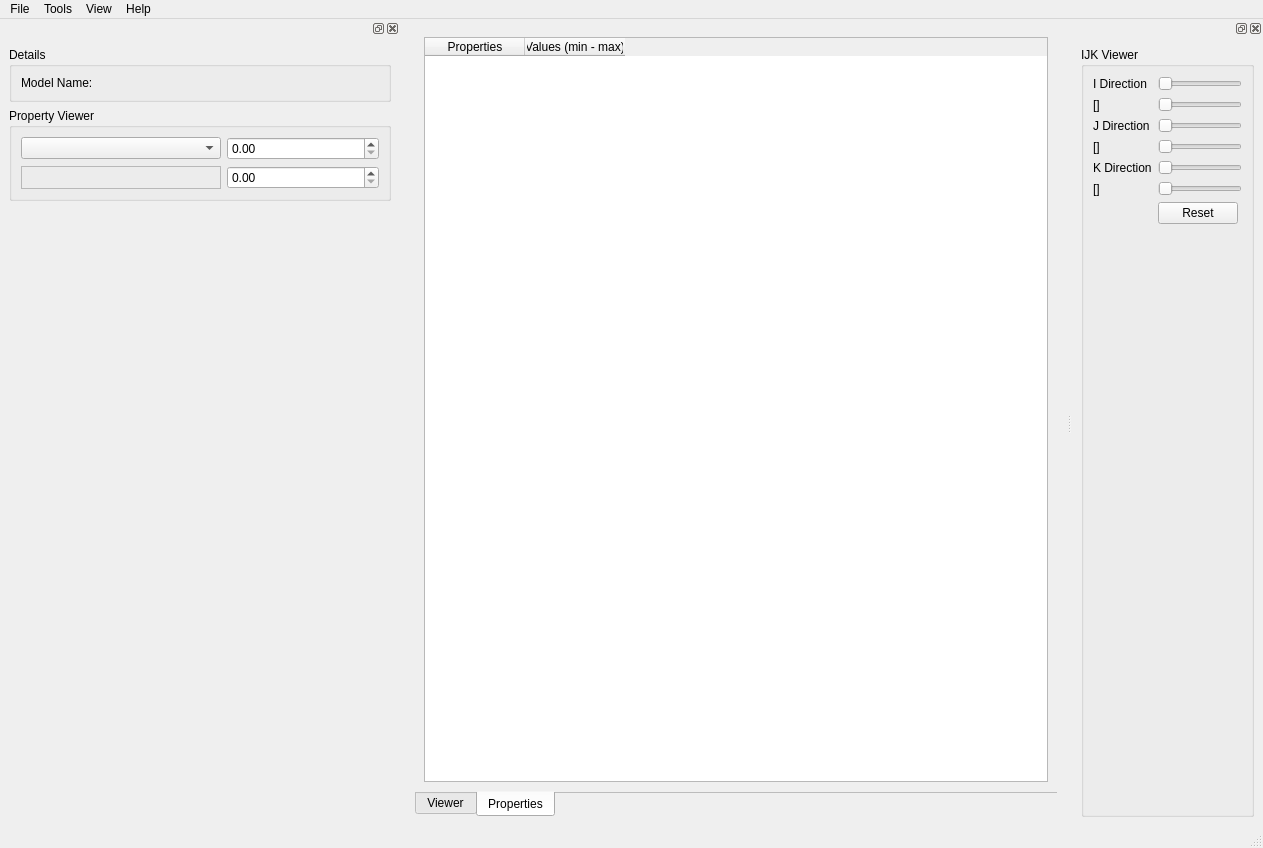
Qt form src/IRESCutaway/GUI/Qt/UI/IRESCutaway.ui (felipeCeler/irescutaway) before a commit.
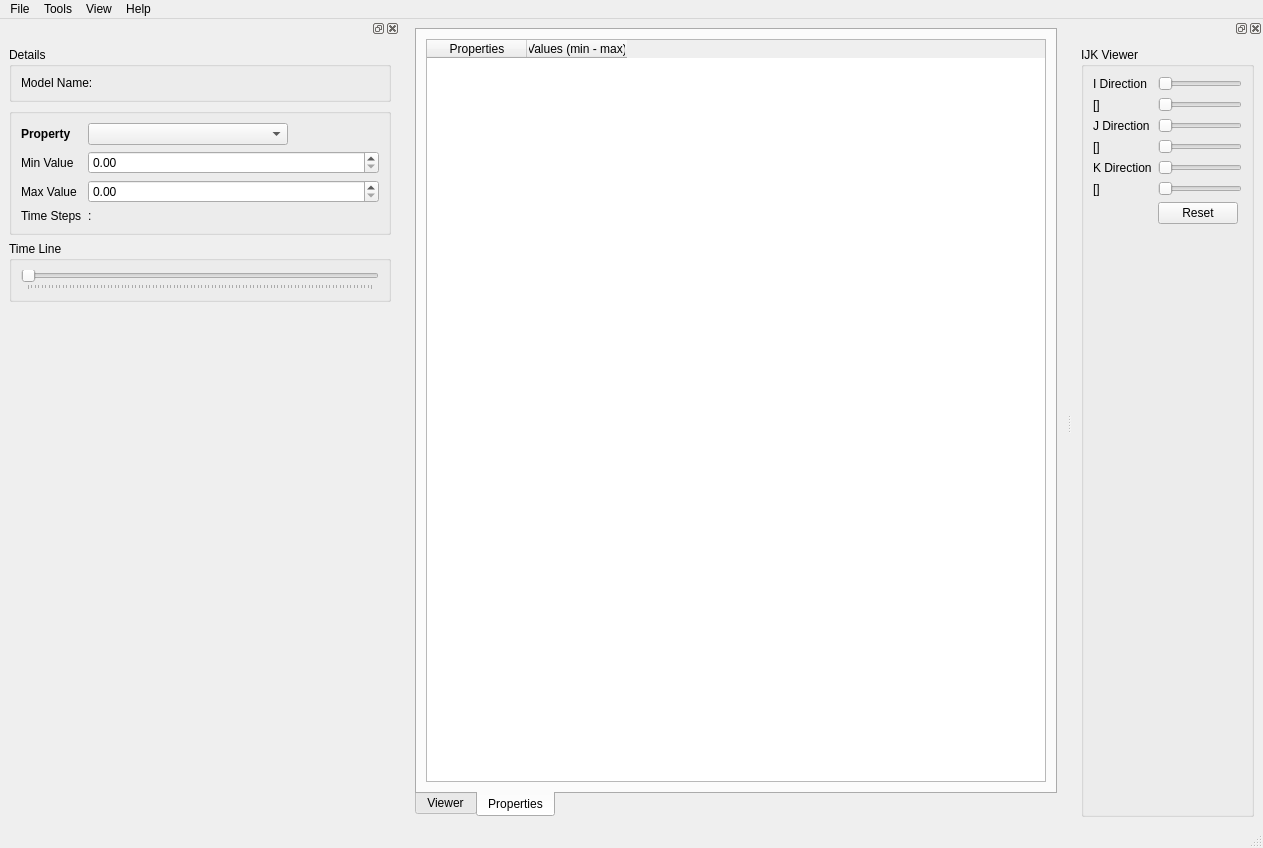
The same form after that commit. The open tabs and pages were chosen to show the change.

Diff of the .ui file:
```diff
--- a/src/IRESCutaway/GUI/Qt/UI/IRESCutaway.ui
+++ b/src/IRESCutaway/GUI/Qt/UI/IRESCutaway.ui
@@ -26,7 +26,10 @@
   <property name="dockNestingEnabled">
    <bool>false</bool>
   </property>
-  <widget class="QWidget" name="central_widget_">
+  <property name="dockOptions">
+   <set>QMainWindow::AllowNestedDocks|QMainWindow::AllowTabbedDocks|QMainWindow::AnimatedDocks</set>
+  </property>
+  <widget class="QWidget" name="centralWidget">
    <layout class="QVBoxLayout" name="verticalLayout">
     <item>
      <widget class="QTabWidget" name="tabWidget_">
@@ -43,10 +46,13 @@
        <enum>QTabWidget::Rounded</enum>
       </property>
       <property name="currentIndex">
-       <number>0</number>
+       <number>1</number>
+      </property>
+      <property name="usesScrollButtons">
+       <bool>false</bool>
       </property>
       <property name="documentMode">
-       <bool>true</bool>
+       <bool>false</bool>
       </property>
       <property name="tabsClosable">
        <bool>false</bool>
@@ -172,7 +178,35 @@
    </attribute>
    <widget class="QWidget" name="dockWidgetContents">
     <layout class="QGridLayout" name="gridLayout">
-     <item row="2" column="1">
+     <item row="5" column="0">
+      <widget class="QGroupBox" name="groupBoxTimeLine">
+       <property name="title">
+        <string>Time Line</string>
+       </property>
+       <property name="flat">
+        <bool>true</bool>
+       </property>
+       <layout class="QVBoxLayout" name="verticalLayout_4">
+        <item>
+         <widget class="QSlider" name="sliderTimeLine">
+          <property name="orientation">
+           <enum>Qt::Horizontal</enum>
+          </property>
+          <property name="invertedAppearance">
+           <bool>false</bool>
+          </property>
+          <property name="invertedControls">
+           <bool>false</bool>
+          </property>
+          <property name="tickPosition">
+           <enum>QSlider::TicksBelow</enum>
+          </property>
+         </widget>
+        </item>
+       </layout>
+      </widget>
+     </item>
+     <item row="7" column="0">
       <spacer name="verticalSpacer_2">
        <property name="orientation">
         <enum>Qt::Vertical</enum>
@@ -185,103 +219,8 @@
        </property>
       </spacer>
      </item>
-     <item row="1" column="1">
-      <widget class="QGroupBox" name="groupBox_viewCells_">
-       <property name="title">
-        <string>Property Viewer</string>
-       </property>
-       <layout class="QFormLayout" name="formLayout_3">
-        <property name="fieldGrowthPolicy">
-         <enum>QFormLayout::ExpandingFieldsGrow</enum>
-        </property>
-        <item row="1" column="0">
-         <widget class="QComboBox" name="comboBox_choose_an_property_">
-          <property name="minimumSize">
-           <size>
-            <width>200</width>
-            <height>0</height>
-           </size>
-          </property>
-         </widget>
-        </item>
-        <item row="1" column="1">
-         <widget class="QDoubleSpinBox" name="doubleSpinMin">
-          <property name="sizePolicy">
-           <sizepolicy hsizetype="MinimumExpanding" vsizetype="Fixed">
-            <horstretch>0</horstretch>
-            <verstretch>0</verstretch>
-           </sizepolicy>
-          </property>
-          <property name="minimumSize">
-           <size>
-            <width>0</width>
-            <height>0</height>
-           </size>
-          </property>
-          <property name="toolTip">
-           <string>&lt;html&gt;&lt;head/&gt;&lt;body&gt;&lt;p&gt;Minimum value.&lt;/p&gt;&lt;/body&gt;&lt;/html&gt;</string>
-          </property>
-          <property name="maximum">
-           <double>1000000000.000000000000000</double>
-          </property>
-          <property name="singleStep">
-           <double>1000.000000000000000</double>
-          </property>
-         </widget>
-        </item>
-        <item row="2" column="0">
-         <widget class="QLabel" name="property_range_">
-          <property name="minimumSize">
-           <size>
-            <width>200</width>
-            <height>12</height>
-           </size>
-          </property>
-          <property name="frameShape">
-           <enum>QFrame::StyledPanel</enum>
-          </property>
-          <property name="text">
-           <string/>
-          </property>
-         </widget>
-        </item>
-        <item row="2" column="1">
-         <widget class="QDoubleSpinBox" name="doubleSpinMax">
-          <property name="sizePolicy">
-           <sizepolicy hsizetype="MinimumExpanding" vsizetype="Fixed">
-            <horstretch>0</horstretch>
-            <verstretch>0</verstretch>
-           </sizepolicy>
-          </property>
-          <property name="toolTip">
-           <string>&lt;html&gt;&lt;head/&gt;&lt;body&gt;&lt;p&gt;Maximum value.&lt;/p&gt;&lt;/body&gt;&lt;/html&gt;</string>
-          </property>
-          <property name="maximum">
-           <double>1000000000.000000000000000</double>
-          </property>
-          <property name="singleStep">
-           <double>1000.000000000000000</double>
-          </property>
-         </widget>
-        </item>
-       </layout>
-      </widget>
-     </item>
-     <item row="3" column="1">
-      <spacer name="verticalSpacer">
-       <property name="orientation">
-        <enum>Qt::Vertical</enum>
-       </property>
-       <property name="sizeHint" stdset="0">
-        <size>
-         <width>20</width>
-         <height>40</height>
-        </size>
-       </property>
-      </spacer>
-     </item>
-     <item row="0" column="1">
-      <widget class="QGroupBox" name="groupBox_Details_">
+     <item row="0" column="0">
+      <widget class="QGroupBox" name="groupBoxDetails">
        <property name="minimumSize">
         <size>
          <width>200</width>
@@ -330,6 +269,131 @@
        </layout>
       </widget>
      </item>
+     <item row="2" column="0">
+      <widget class="QGroupBox" name="groupBoxPropertyAttributes">
+       <property name="maximumSize">
+        <size>
+         <width>16777215</width>
+         <height>128</height>
+        </size>
+       </property>
+       <property name="title">
+        <string/>
+       </property>
+       <property name="flat">
+        <bool>true</bool>
+       </property>
+       <layout class="QFormLayout" name="formLayout_4">
+        <property name="fieldGrowthPolicy">
+         <enum>QFormLayout::ExpandingFieldsGrow</enum>
+        </property>
+        <property name="labelAlignment">
+         <set>Qt::AlignLeading|Qt::AlignLeft|Qt::AlignVCenter</set>
+        </property>
+        <item row="2" column="0">
+         <widget class="QLabel" name="labelCurrentProperty">
+          <property name="font">
+           <font>
+            <weight>75</weight>
+            <bold>true</bold>
+           </font>
+          </property>
+          <property name="text">
+           <string>Property </string>
+          </property>
+         </widget>
+        </item>
+        <item row="2" column="1">
+         <widget class="QComboBox" name="comboBoxProperty">
+          <property name="minimumSize">
+           <size>
+            <width>200</width>
+            <height>0</height>
+           </size>
+          </property>
+         </widget>
+        </item>
+        <item row="7" column="0">
+         <widget class="QLabel" name="labelTimeSteps">
+          <property name="text">
+           <string>Time Steps</string>
+          </property>
+         </widget>
+        </item>
+        <item row="7" column="1">
+         <widget class="QLabel" name="labelTimeStepsShow">
+          <property name="text">
+           <string>:</string>
+          </property>
+         </widget>
+        </item>
+        <item row="6" column="0">
+         <widget class="QLabel" name="labelMaxValue">
+          <property name="text">
+           <string>Max Value</string>
+          </property>
+         </widget>
+        </item>
+        <item row="5" column="0">
+         <widget class="QLabel" name="labelMinValue">
+          <property name="frameShape">
+           <enum>QFrame::NoFrame</enum>
+          </property>
+          <property name="frameShadow">
+           <enum>QFrame::Plain</enum>
+          </property>
+          <property name="text">
+           <string>Min Value</string>
+          </property>
+         </widget>
+        </item>
+        <item row="5" column="1">
+         <widget class="QDoubleSpinBox" name="doubleSpinMin">
+          <property name="sizePolicy">
+           <sizepolicy hsizetype="MinimumExpanding" vsizetype="Fixed">
+            <horstretch>0</horstretch>
+            <verstretch>0</verstretch>
+           </sizepolicy>
+          </property>
+          <property name="minimumSize">
+           <size>
+            <width>0</width>
+            <height>0</height>
+           </size>
+          </property>
+          <property name="toolTip">
+           <string>&lt;html&gt;&lt;head/&gt;&lt;body&gt;&lt;p&gt;Minimum value.&lt;/p&gt;&lt;/body&gt;&lt;/html&gt;</string>
+          </property>
+          <property name="maximum">
+           <double>1000000000.000000000000000</double>
+          </property>
+          <property name="singleStep">
+           <double>1000.000000000000000</double>
+          </property>
+         </widget>
+        </item>
+        <item row="6" column="1">
+         <widget class="QDoubleSpinBox" name="doubleSpinMax">
+          <property name="sizePolicy">
+           <sizepolicy hsizetype="MinimumExpanding" vsizetype="Fixed">
+            <horstretch>0</horstretch>
+            <verstretch>0</verstretch>
+           </sizepolicy>
+          </property>
+          <property name="toolTip">
+           <string>&lt;html&gt;&lt;head/&gt;&lt;body&gt;&lt;p&gt;Maximum value.&lt;/p&gt;&lt;/body&gt;&lt;/html&gt;</string>
+          </property>
+          <property name="maximum">
+           <double>1000000000.000000000000000</double>
+          </property>
+          <property name="singleStep">
+           <double>1000.000000000000000</double>
+          </property>
+         </widget>
+        </item>
+       </layout>
+      </widget>
+     </item>
     </layout>
    </widget>
   </widget>
```
Left out of the diff: 84 changed lines with no effect on the pictures.
